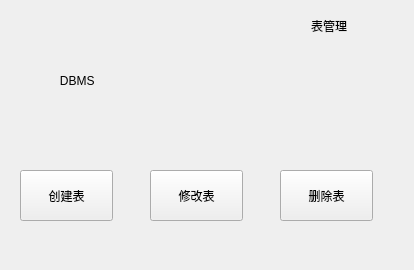
This is tablemanageload.ui in jy-080610/DBMS as Qt 5 draws it before an edit. The edited form follows.
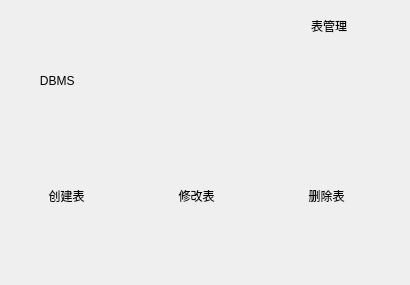
This is the edited form. Icons and pictures are not drawn.

The edit to the form file:
```diff
--- a/tablemanageload.ui
+++ b/tablemanageload.ui
@@ -6,8 +6,8 @@
    <rect>
     <x>0</x>
     <y>0</y>
-    <width>414</width>
-    <height>270</height>
+    <width>410</width>
+    <height>285</height>
    </rect>
   </property>
   <property name="windowTitle">
@@ -19,12 +19,15 @@
   <widget class="QLabel" name="label">
    <property name="geometry">
     <rect>
-     <x>10</x>
+     <x>0</x>
      <y>0</y>
-     <width>401</width>
-     <height>261</height>
+     <width>431</width>
+     <height>291</height>
     </rect>
    </property>
+   <property name="styleSheet">
+    <string notr="true">background-image: url(:/picture/88.jpg);</string>
+   </property>
    <property name="text">
     <string/>
    </property>
@@ -51,6 +54,15 @@
      <height>51</height>
     </rect>
    </property>
+   <property name="styleSheet">
+    <string notr="true">QPushButton {
+  
+	border-color: rgb(93, 171, 255);
+    border-radius: 20px;
+    border-style: outset;
+   background-image: url(:/picture/p2.jpg);
+    }</string>
+   </property>
    <property name="text">
     <string>创建表</string>
    </property>
@@ -64,6 +76,15 @@
      <height>51</height>
     </rect>
    </property>
+   <property name="styleSheet">
+    <string notr="true">QPushButton {
+  
+	border-color: rgb(93, 171, 255);
+    border-radius: 20px;
+    border-style: outset;
+   background-image: url(:/picture/p2.jpg);
+    }</string>
+   </property>
    <property name="text">
     <string>删除表</string>
    </property>
@@ -77,6 +98,15 @@
      <height>51</height>
     </rect>
    </property>
+   <property name="styleSheet">
+    <string notr="true">QPushButton {
+  
+	border-color: rgb(93, 171, 255);
+    border-radius: 20px;
+    border-style: outset;
+   background-image: url(:/picture/p2.jpg);
+    }</string>
+   </property>
    <property name="text">
     <string>修改表</string>
    </property>
@@ -84,7 +114,7 @@
   <widget class="QLabel" name="label_3">
    <property name="geometry">
     <rect>
-     <x>40</x>
+     <x>20</x>
      <y>10</y>
      <width>151</width>
      <height>141</height>
```
Left out of the diff: 4 changed lines with no effect on the pictures.
